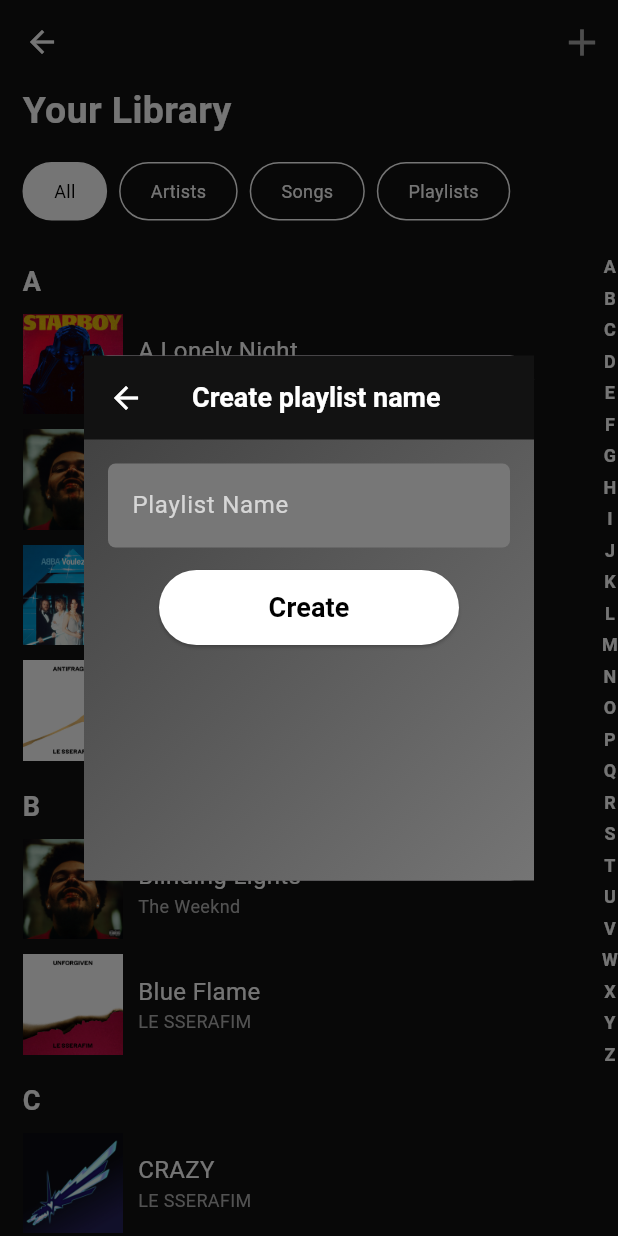
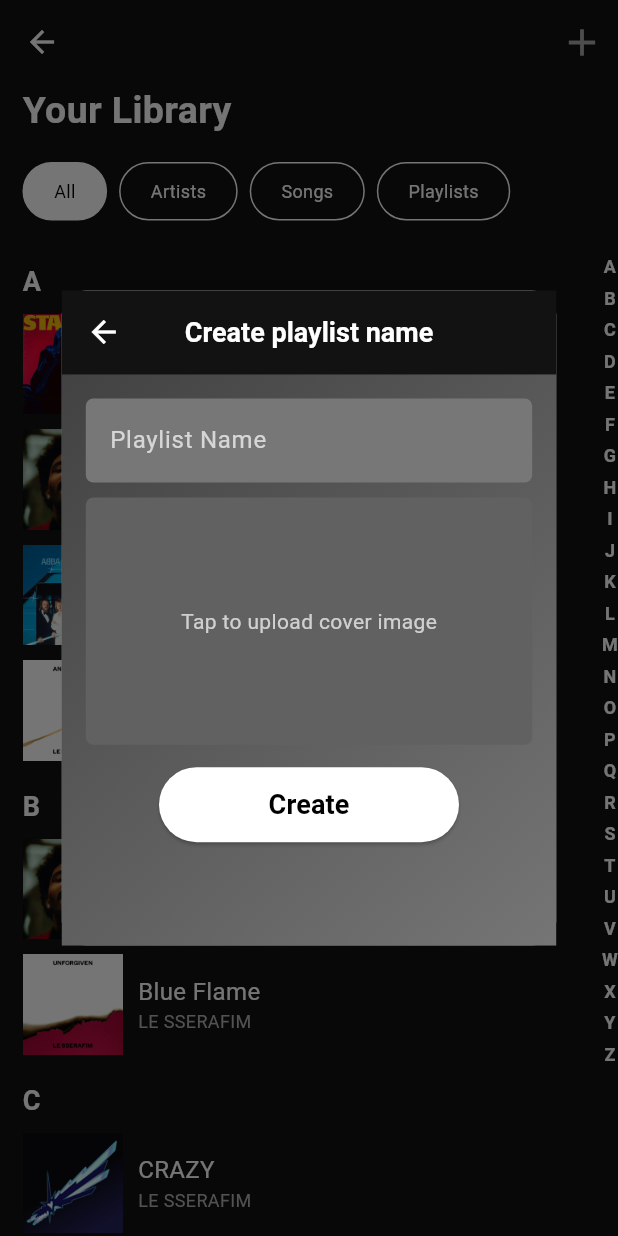
Before and after one commit to cassandraeunice/flutter-activity, a Flutter app: the LibraryPage screen opened directly, after a tap on the "add" icon, on a phone screen of 412 x 824 dp. Run offline on Flutter 3.47's test engine with Material 3 defaults, Android fonts, the phone set to English and light mode, and no system bars; our stand-ins replace audioplayers, cloud_firestore, firebase_auth, firebase_core, image_picker; accounts and stored records are empty.

Commit message:
added file upload
- for image pero not working

```diff
--- a/lib/pages/create_playlist.dart
+++ b/lib/pages/create_playlist.dart
@@ -1,4 +1,6 @@
 import 'package:flutter/material.dart';
+import 'package:image_picker/image_picker.dart';
+import 'dart:io';
 
 class CreatePlaylist extends StatefulWidget {
   @override
@@ -8,6 +10,9 @@ class CreatePlaylist extends StatefulWidget {
 class _CreatePlaylistState extends State<CreatePlaylist> {
   final TextEditingController _playlistController = TextEditingController();
   final List<String> _errors = [];
+  File? _selectedImage;
+
+  final ImagePicker _picker = ImagePicker();
 
   void _validateInput() {
     setState(() {
@@ -15,7 +20,19 @@ class _CreatePlaylistState extends State<CreatePlaylist> {
       if (_playlistController.text.isEmpty) {
         _errors.add("Playlist name cannot be empty.");
       }
+      if (_selectedImage == null) {
+        _errors.add("Please select a playlist cover image.");
+      }
     });
+  }
+
+  Future<void> _pickImage() async {
+    final pickedFile = await _picker.pickImage(source: ImageSource.gallery);
+    if (pickedFile != null) {
+      setState(() {
+        _selectedImage = File(pickedFile.path);
+      });
+    }
   }
 
   void _onCreatePressed() {
@@ -23,7 +40,7 @@ class _CreatePlaylistState extends State<CreatePlaylist> {
     if (_errors.isEmpty) {
       Navigator.pop(context, {
         'name': _playlistController.text,
-        'imagePath': 'assets/playlist/playlist2.jpg'
+        'image': _selectedImage!.path,
       });
     }
   }
@@ -37,7 +54,6 @@ class _CreatePlaylistState extends State<CreatePlaylist> {
         leading: IconButton(
           icon: Icon(Icons.arrow_back, color: Colors.white),
           onPressed: () {
-            // Back button: just pop the dialog without returning any data
             Navigator.pop(context);
           },
         ),
@@ -81,9 +97,33 @@ class _CreatePlaylistState extends State<CreatePlaylist> {
                 ),
               ),
             ),
+            SizedBox(height: 10),
+            GestureDetector(
+              onTap: _pickImage,
+              child: Container(
+                height: MediaQuery.of(context).size.height * 0.2, // 20% of screen height
+                width: MediaQuery.of(context).size.width * 0.8,  // 80% of screen width
+                decoration: BoxDecoration(
+                  color: Colors.grey[700],
+                  borderRadius: BorderRadius.circular(5),
+                  image: _selectedImage != null
+                      ? DecorationImage(
+                    image: FileImage(_selectedImage!),
+                    fit: BoxFit.cover,
+                  )
+                      : null,
+                ),
+                child: _selectedImage == null
+                    ? Center(
+                  child: Text(
+                    "Tap to upload cover image",
+                    style: TextStyle(color: Colors.white70),
+                  ),
+                )
+                    : null,
+              ),
+            ),
             SizedBox(height: 5),
-
-            // Display errors if any
             if (_errors.isNotEmpty)
               Column(
                 crossAxisAlignment: CrossAxisAlignment.start,
@@ -107,10 +147,7 @@ class _CreatePlaylistState extends State<CreatePlaylist> {
                   );
                 }).toList(),
               ),
-
             SizedBox(height: 10),
-
-            // Create Button
             Center(
               child: ElevatedButton(
                 onPressed: _onCreatePressed,
@@ -129,7 +166,6 @@ class _CreatePlaylistState extends State<CreatePlaylist> {
                 ),
               ),
             ),
-            SizedBox(height: 10),
           ],
         ),
       ),
--- a/lib/pages/library.dart
+++ b/lib/pages/library.dart
@@ -94,9 +94,9 @@ class _LibraryPageState extends State<LibraryPage> {
                       borderRadius: BorderRadius.circular(16.0),
                     ),
                     child: Container(
-                      width: 300,
-                      height: 350,
-                      child: CreatePlaylist(), // Your CreatePlaylist widget here
+                      width: MediaQuery.of(context).size.width * 0.8,
+                      height: MediaQuery.of(context).size.height * 0.53,
+                      child: CreatePlaylist(),
                     ),
                   );
                 },
@@ -363,8 +363,8 @@ class _LibraryPageState extends State<LibraryPage> {
                         borderRadius: BorderRadius.circular(16.0),
                       ),
                       child: Container(
-                        width: 300,
-                        height: 350,
+                        width: MediaQuery.of(context).size.width * 0.8,
+                        height: MediaQuery.of(context).size.height * 0.53,
                         child: EditPlaylist(initialName: playlist['name'] ?? ''),
                       ),
                     );
--- a/pubspec.yaml
+++ b/pubspec.yaml
@@ -36,6 +36,7 @@ dependencies:
   cupertino_icons: ^1.0.8
   fl_chart: ^0.64.0
   audioplayers: ^6.4.0
+  image_picker: ^0.8.9
 
 dev_dependencies:
   flutter_test:
```
Also changed, not shown: lib/pages/edit_playlist.dart (+44 -9 lines), pubspec.lock, 5 other files.
